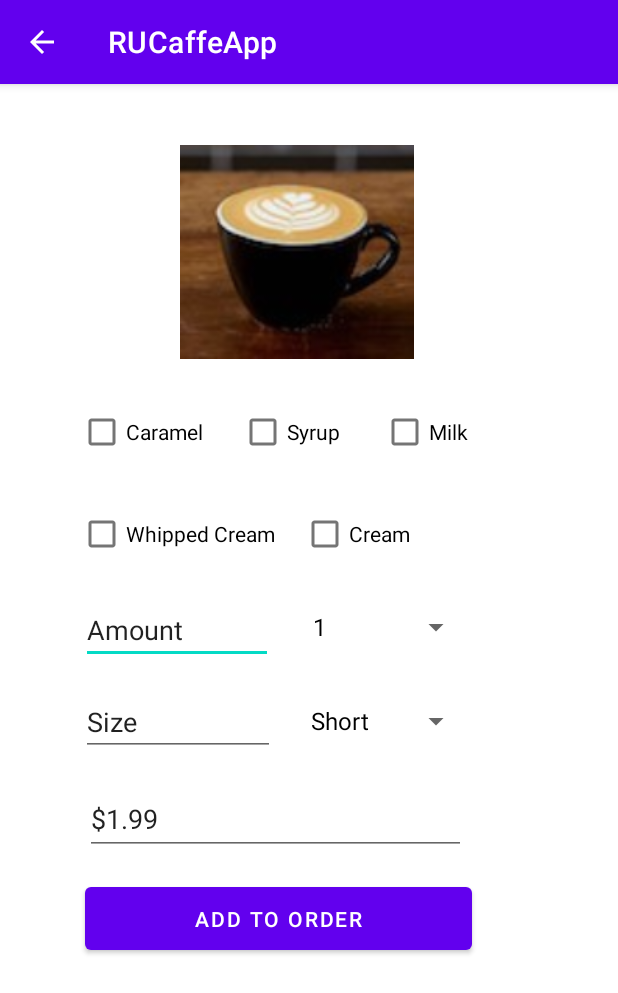
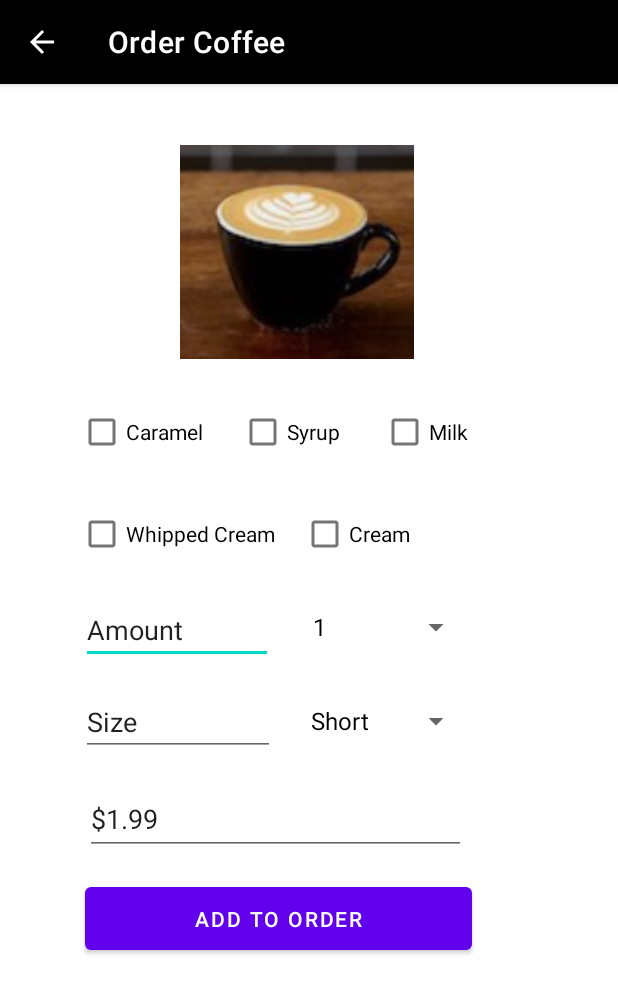
Before and after one commit to DimitriVictor/RUCaffeApp, an Android app: the CoffeeActivity screen opened directly, with no data from a screen before it, on a phone screen of 412 x 824 dp. Shown: the top 993 px of the screen. Run offline under Robolectric (Android 15) with nearby library versions, the phone set to English and light mode, and no system bars.

```diff
--- a/app/src/main/java/com/example/rucaffeapp/CoffeeActivity.java
+++ b/app/src/main/java/com/example/rucaffeapp/CoffeeActivity.java
@@ -1,9 +1,12 @@
 package com.example.rucaffeapp;
 
+import androidx.appcompat.app.ActionBar;
 import androidx.appcompat.app.AppCompatActivity;
 
 import android.content.res.Resources;
+import android.graphics.drawable.ColorDrawable;
 import android.os.Bundle;
+import android.view.Gravity;
 import android.view.View;
 import android.widget.AdapterView;
 import android.widget.ArrayAdapter;
@@ -24,6 +27,8 @@
     private double count = 1;
     private double addInsPrice = 0;
 
+    private ActionBar actionbar;
+
     private Button addOrderButton;
     private CheckBox caramelCheckbox;
     private CheckBox whippedCreamCheckbox;
@@ -37,8 +42,13 @@
     @Override
     protected void onCreate(Bundle savedInstanceState) {
 
+
         super.onCreate(savedInstanceState);
         setContentView(R.layout.activity_coffee);
+
+        setTitle(R.string.coffeename);
+        actionbar = getSupportActionBar();
+        actionbar.setBackgroundDrawable(new ColorDrawable(getResources().getColor(R.color.black)));
 
         addOrderButton = (Button) findViewById(R.id.addToOrderButton);
         caramelCheckbox = (CheckBox) findViewById(R.id.caramelCheckBox);
@@ -217,8 +227,8 @@
 
         boolean addedSuccessfully = MainActivity.order.add(coffee);
         if(addedSuccessfully){
-            System.out.println("asdfasd");
             Toast.makeText(this, R.string.coffeeSuccess, Toast.LENGTH_LONG).show();
+
         } else{
             Toast.makeText(this, R.string.coffeeFail, Toast.LENGTH_LONG).show();
         }
--- a/app/src/main/res/values/strings.xml
+++ b/app/src/main/res/values/strings.xml
@@ -42,5 +42,6 @@
     <string name="Venti">Venti</string>
     <string name="coffeeSuccess">Coffee Added Sucessfully</string>
     <string name="coffeeFail">Failed To Order Coffee</string>
+    <string name="coffeename">Order Coffee</string>
 
 </resources>
```
